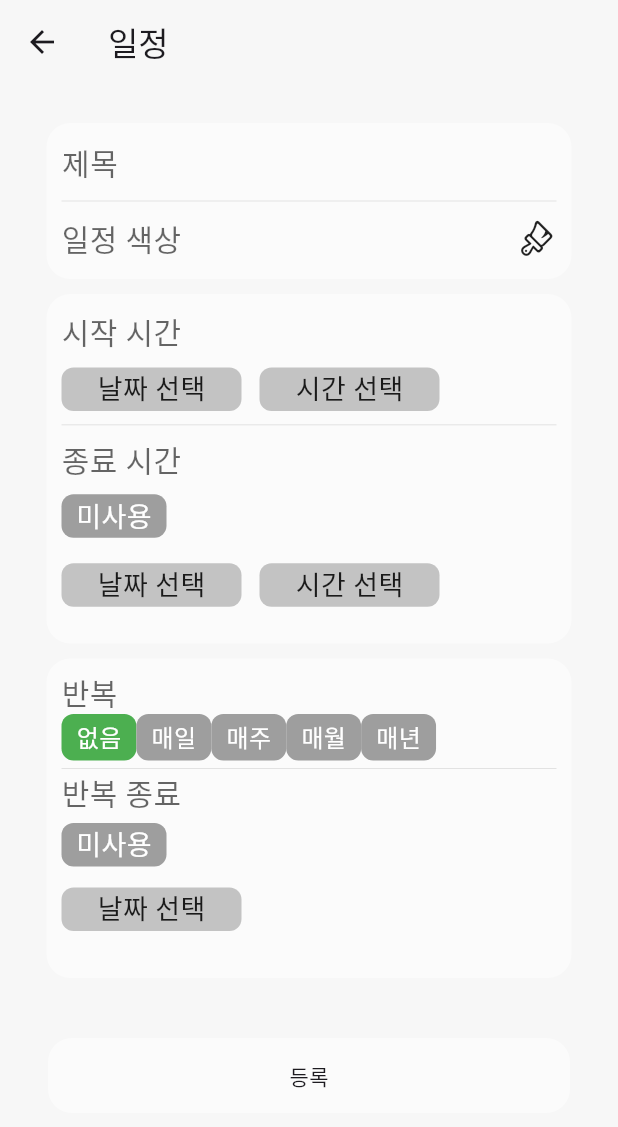
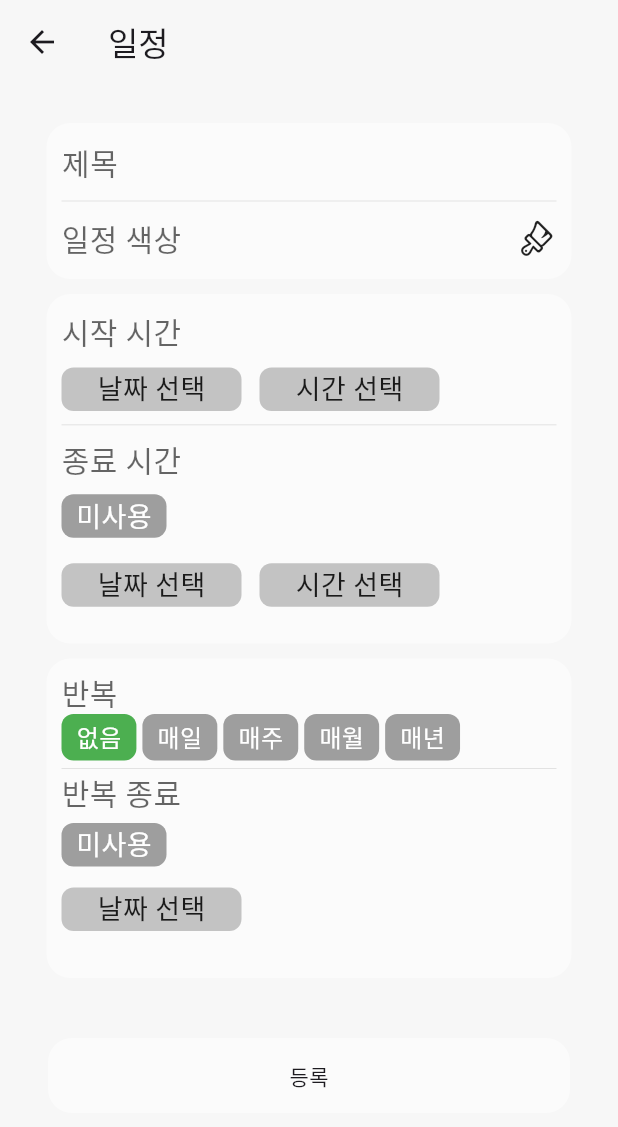
Before and after one commit to gwan-yong/Re_live, a Flutter app: the EventScreen screen opened directly, on a phone screen of 412 x 824 dp. Shown: the top 1127 px of the screen. Run offline on Flutter 3.47's test engine with Material 3 defaults, Android fonts, the phone set to English and light mode, and no system bars; our stand-ins replace camera, table_calendar; missing offline and left inert: ios_color_picker; Roboto replaces fonts that are missing (BMJUA).

Commit message:
반복버튼 간격 띄움

```diff
--- a/lib/screen/home_screen.dart
+++ b/lib/screen/home_screen.dart
@@ -1,11 +1,8 @@
 import 'package:flutter/material.dart';
 import 'package:re_live/screen/calendar_screen.dart';
-import 'package:re_live/screen/event_screen.dart';
 import 'package:re_live/widget/completed_event_list.dart';
 import 'package:re_live/widget/scheduled_event_list.dart';
 
-import '../widget/event_setting/date_picker_box.dart';
-import '../widget/event_setting/date_setting.dart';
 import '../widget/fab_menu_button.dart';
 
 class HomeScreen extends StatelessWidget{
--- a/lib/screen/journal_screen.dart
+++ b/lib/screen/journal_screen.dart
@@ -11,7 +11,7 @@ class JournalScreen extends StatelessWidget{
         backgroundColor: Colors.white,
       ),
       body: SafeArea(
-          child: Text('data'),
+        child: Text('data'),
       ),
     );
   }
--- a/lib/widget/event_setting/repeat_setting.dart
+++ b/lib/widget/event_setting/repeat_setting.dart
@@ -71,7 +71,7 @@ class _RepeatSetting extends State<RepeatSetting> {
                           final isSelected = selectedType == type;
 
                           return Padding(
-                            padding: const EdgeInsets.all(.0),
+                            padding: const EdgeInsets.only(right : 4),
                             child: GestureDetector(
                               onTap: () {
                                 setState(() {
```
